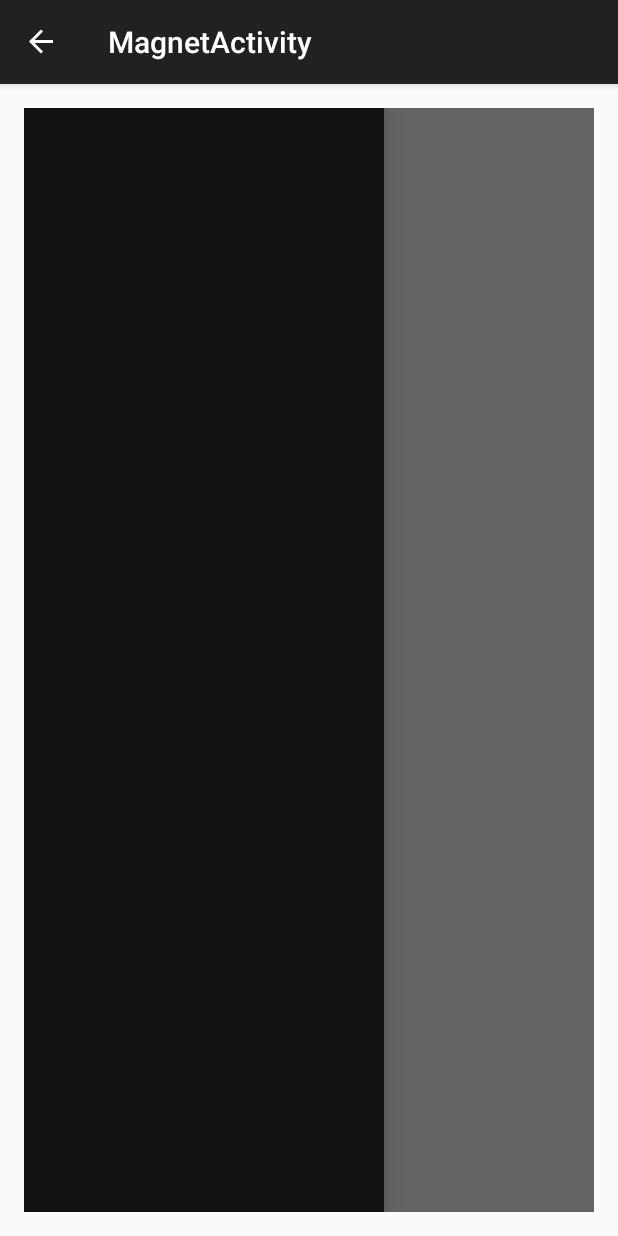
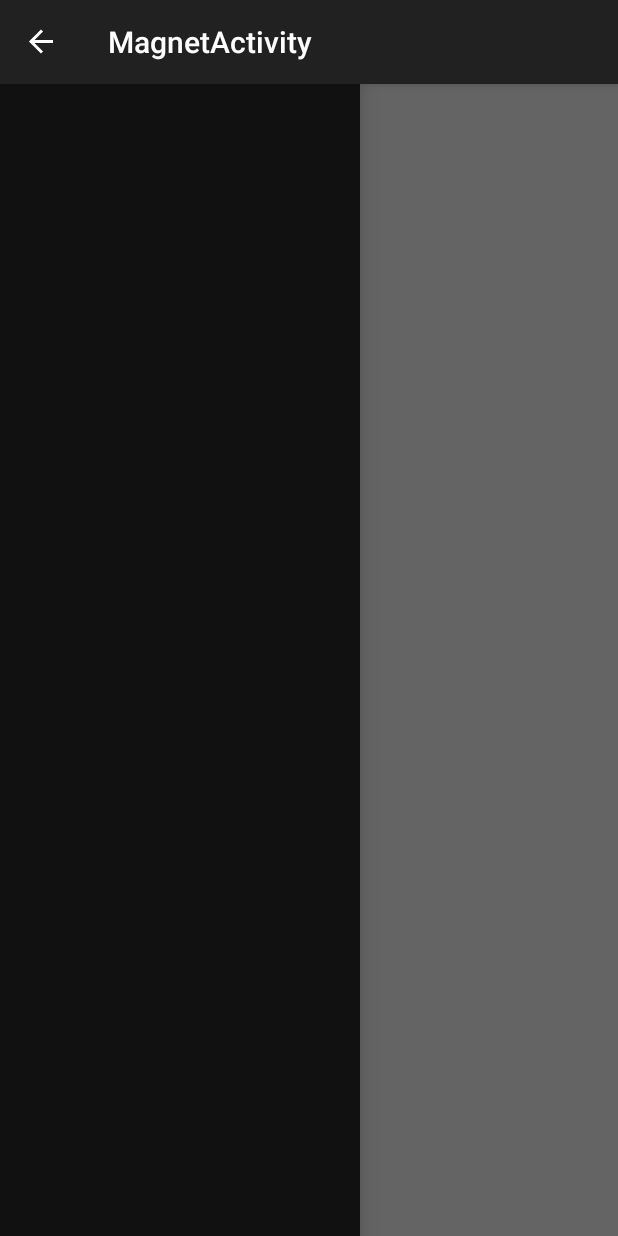
Before and after one commit to Dimitri75/Magnet, an Android app: the MagnetActivity screen opened directly, with no data from a screen before it, with the side drawer open, on a phone screen of 412 x 824 dp. Run offline under Robolectric (Android 15) with nearby library versions, the phone set to English and light mode, and no system bars.

Commit message:
Cleaning + suppression padding sur MagnetActivity

```diff
--- a/app/src/main/res/layout/activity_magnet.xml
+++ b/app/src/main/res/layout/activity_magnet.xml
@@ -4,7 +4,7 @@
     xmlns:app="http://schemas.android.com/apk/res-auto"
     xmlns:tools="http://schemas.android.com/tools" android:layout_width="match_parent"
     android:layout_height="match_parent" android:fitsSystemWindows="true"
-    tools:context="com.example.suiken.magnetclient.activity.MagnetActivity">
+    tools:context="kei.magnet.activities.MagnetActivity">
 
     <android.support.design.widget.AppBarLayout android:layout_height="wrap_content"
         android:layout_width="match_parent" android:theme="@style/AppTheme.AppBarOverlay">
--- a/app/src/main/res/layout/activity_sign_up.xml
+++ b/app/src/main/res/layout/activity_sign_up.xml
@@ -4,7 +4,7 @@
     xmlns:app="http://schemas.android.com/apk/res-auto"
     xmlns:tools="http://schemas.android.com/tools" android:layout_width="match_parent"
     android:layout_height="match_parent" android:fitsSystemWindows="true"
-    tools:context="com.example.suiken.magnetclient.activity.SignUpActivity">
+    tools:context="kei.magnet.activities.SignUpActivity">
 
     <android.support.design.widget.AppBarLayout android:layout_height="wrap_content"
         android:layout_width="match_parent" android:theme="@style/AppTheme.AppBarOverlay">
--- a/app/src/main/res/layout/content_magnet.xml
+++ b/app/src/main/res/layout/content_magnet.xml
@@ -2,12 +2,12 @@
 <RelativeLayout xmlns:android="http://schemas.android.com/apk/res/android"
     xmlns:tools="http://schemas.android.com/tools"
     xmlns:app="http://schemas.android.com/apk/res-auto" android:layout_width="match_parent"
-    android:layout_height="match_parent" android:paddingLeft="@dimen/activity_horizontal_margin"
-    android:paddingRight="@dimen/activity_horizontal_margin"
-    android:paddingTop="@dimen/activity_vertical_margin"
-    android:paddingBottom="@dimen/activity_vertical_margin"
+    android:layout_height="match_parent" android:paddingLeft="0dp"
+    android:paddingRight="0dp"
+    android:paddingTop="0dp"
+    android:paddingBottom="0dp"
     app:layout_behavior="@string/appbar_scrolling_view_behavior"
-    tools:context="com.example.suiken.magnetclient.activity.MagnetActivity">
+    tools:context="kei.magnet.activities.MagnetActivity">
 
     <android.support.v7.widget.Toolbar
         android:id="@+id/toolbar"
@@ -35,5 +35,4 @@
             android:divider="@android:color/transparent"
             android:dividerHeight="0dp" />
     </android.support.v4.widget.DrawerLayout>
-
 </RelativeLayout>
--- a/app/src/main/res/layout/content_sign_up.xml
+++ b/app/src/main/res/layout/content_sign_up.xml
@@ -8,6 +8,6 @@
     android:paddingBottom="@dimen/activity_vertical_margin"
     app:layout_behavior="@string/appbar_scrolling_view_behavior"
     tools:showIn="@layout/activity_sign_up"
-    tools:context="com.example.suiken.magnetclient.activity.SignUpActivity">
+    tools:context="kei.magnet.activities.SignUpActivity">
 
 </RelativeLayout>
```
Also changed, not shown: app/src/main/java/kei/magnet/activities/MagnetActivity.java (+0 -17 lines), app/src/main/res/layout/activity_location.xml (indentation only).
